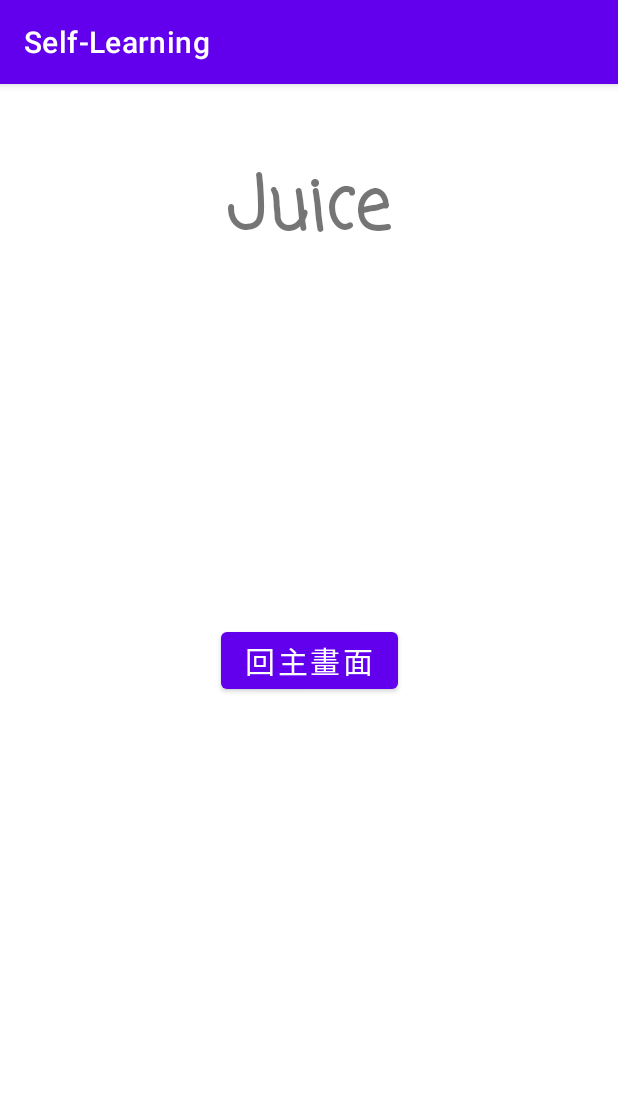
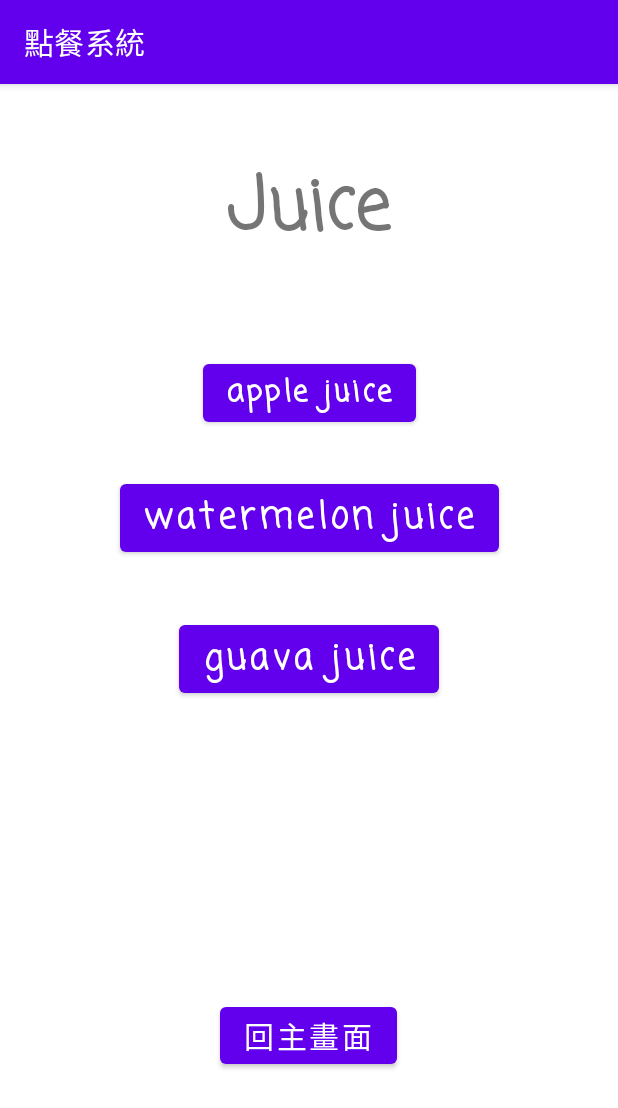
Before and after one commit to duck0000627/Self-Learning, an Android app: the screen it shows after launch (Juice), after a tap on "Juice", on a phone screen of 412 x 824 dp. Shown: the top 1108 px of the screen. Run offline under Robolectric (Android 15) with nearby library versions, the phone set to English and light mode, and no system bars.

Commit message:
增加甜度冰塊頁面、購物車頁面

```diff
--- a/app/src/main/java/com/example/self_learning/MainActivity.java
+++ b/app/src/main/java/com/example/self_learning/MainActivity.java
@@ -17,10 +17,12 @@ public class MainActivity extends AppCompatActivity {
         Button btn_juice = (Button) findViewById(R.id.btn_juice);
         Button btn_tea = (Button) findViewById(R.id.btn_tea);
         Button btn_coffee = (Button) findViewById(R.id.btn_coffee);
+        Button btn_total = (Button) findViewById(R.id.btn_total);
 
         btn_juice.setOnClickListener(btn_juiceListener);
         btn_tea.setOnClickListener(btn_teaListener);
         btn_coffee.setOnClickListener(btn_coffeeListener);
+        btn_total.setOnClickListener(btn_totalListener);
     }
 
     private View.OnClickListener btn_juiceListener = new View.OnClickListener(){
@@ -44,4 +46,11 @@ public class MainActivity extends AppCompatActivity {
             startActivity(intent);
         }
     };
+    private View.OnClickListener btn_totalListener = new View.OnClickListener(){
+        public void onClick(View v){
+            Intent intent = new Intent();
+            intent.setClass(MainActivity.this,shopcar.class);
+            startActivity(intent);
+        }
+    };
 }
--- a/app/src/main/res/layout/activity_juice.xml
+++ b/app/src/main/res/layout/activity_juice.xml
@@ -28,6 +28,53 @@
         android:textSize="20sp"
         app:layout_constraintBottom_toBottomOf="parent"
         app:layout_constraintEnd_toEndOf="parent"
+        app:layout_constraintHorizontal_bias="0.498"
         app:layout_constraintStart_toStartOf="parent"
-        app:layout_constraintTop_toTopOf="parent" />
+        app:layout_constraintTop_toTopOf="parent"
+        app:layout_constraintVertical_bias="0.849" />
+
+    <Button
+        android:id="@+id/btn_AppleJ"
+        android:layout_width="wrap_content"
+        android:layout_height="wrap_content"
+        android:fontFamily="casual"
+        android:text="apple juice"
+        android:textAllCaps="false"
+        android:textSize="20sp"
+        android:textStyle="bold"
+        app:layout_constraintBottom_toBottomOf="parent"
+        app:layout_constraintEnd_toEndOf="parent"
+        app:layout_constraintStart_toStartOf="parent"
+        app:layout_constraintTop_toTopOf="parent"
+        app:layout_constraintVertical_bias="0.252" />
+
+    <Button
+        android:id="@+id/btn_WatermelonJ"
+        android:layout_width="wrap_content"
+        android:layout_height="wrap_content"
+        android:fontFamily="casual"
+        android:text="watermelon juice"
+        android:textAllCaps="false"
+        android:textSize="24sp"
+        android:textStyle="bold"
+        app:layout_constraintBottom_toBottomOf="parent"
+        app:layout_constraintEnd_toEndOf="parent"
+        app:layout_constraintStart_toStartOf="parent"
+        app:layout_constraintTop_toTopOf="parent"
+        app:layout_constraintVertical_bias="0.367" />
+
+    <Button
+        android:id="@+id/btn_GuavaJ"
+        android:layout_width="wrap_content"
+        android:layout_height="wrap_content"
+        android:fontFamily="casual"
+        android:text="guava juice"
+        android:textAllCaps="false"
+        android:textSize="24sp"
+        android:textStyle="bold"
+        app:layout_constraintBottom_toBottomOf="parent"
+        app:layout_constraintEnd_toEndOf="parent"
+        app:layout_constraintStart_toStartOf="parent"
+        app:layout_constraintTop_toTopOf="parent"
+        app:layout_constraintVertical_bias="0.499" />
 </androidx.constraintlayout.widget.ConstraintLayout>
--- a/app/src/main/res/values/strings.xml
+++ b/app/src/main/res/values/strings.xml
@@ -1,3 +1,3 @@
 <resources>
-    <string name="app_name">Self-Learning</string>
+    <string name="app_name">點餐系統</string>
 </resources>
```
Also changed, not shown: app/src/main/AndroidManifest.xml (+9 -0 lines), app/src/main/java/com/example/self_learning/ice.java (added, +14 -0 lines), app/src/main/java/com/example/self_learning/shopcar.java (added, +27 -0 lines), app/src/main/java/com/example/self_learning/sugar.java (added, +14 -0 lines), app/src/main/res/layout/activity_ice.xml (added, +9 -0 lines), app/src/main/res/layout/activity_shopcar.xml (added, +48 -0 lines), app/src/main/res/layout/activity_sugar.xml (added, +9 -0 lines).
